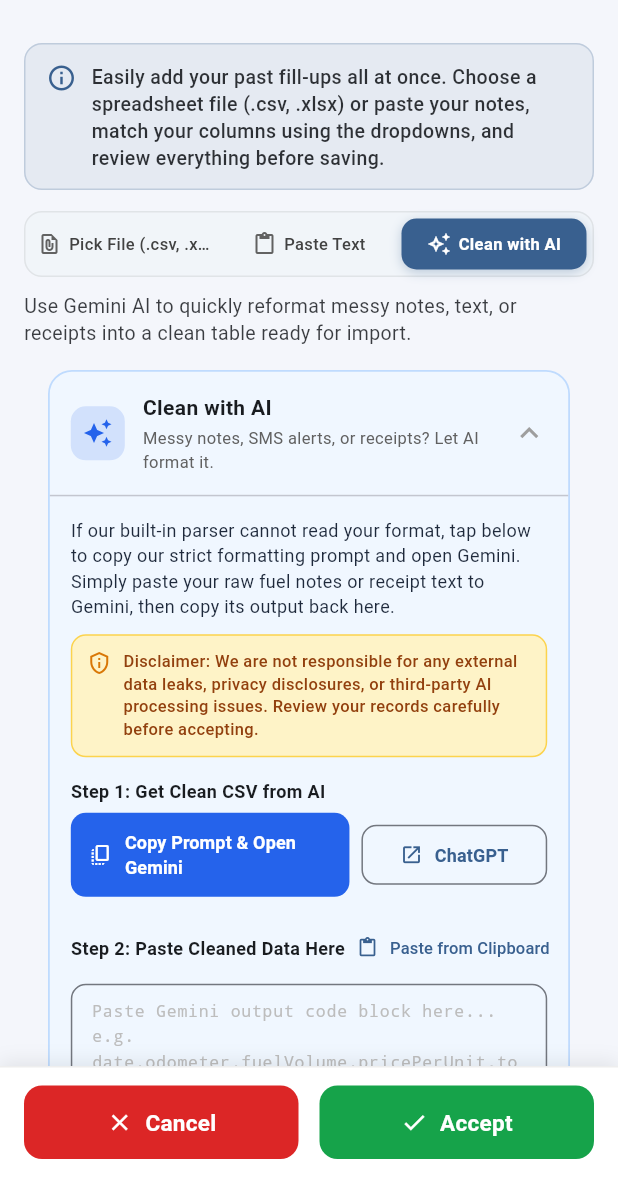
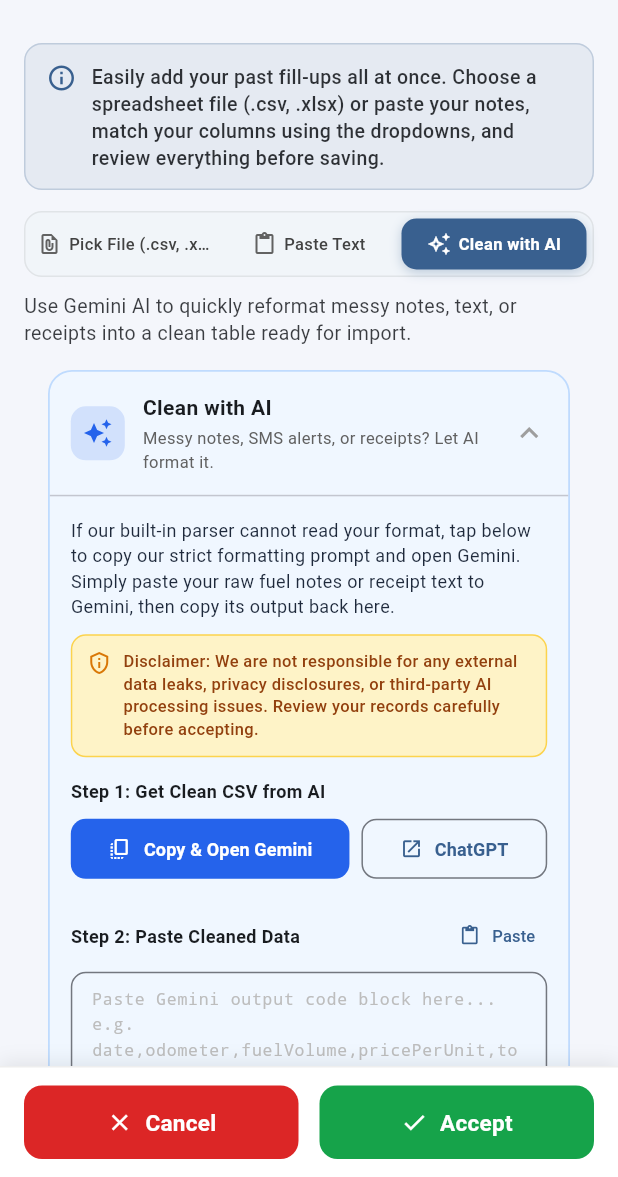
Before and after one commit to Aktron16/FuelRecordApp, a Flutter app: the ImportPreviewScreen screen opened directly with empty values, after a tap on "Paste Text", after a tap on "Clean with AI", on a phone screen of 412 x 824 dp, the part 59-1236 px from its top. Run offline on Flutter 3.47's test engine with Material 3 defaults, Android fonts, the phone set to English and light mode, and no system bars; our stand-ins replace csv, file_picker, fl_chart, image_picker, shared_preferences; missing offline and left inert: excel; accounts and stored records are empty.

Commit message:
release: v1.1.3 - fix layout overflow exceptions, beautify license, and enhance responsiveness

```diff
--- a/fuel_records/lib/screens/add_edit_vehicle_sheet.dart
+++ b/fuel_records/lib/screens/add_edit_vehicle_sheet.dart
@@ -741,13 +741,14 @@ class _AddEditVehicleSheetState extends State<AddEditVehicleSheet> {
                 // Fuel Grade / Type Selector
                 DropdownButtonFormField<String>(
                   value: _fuelTypes.contains(_selectedFuelType) ? _selectedFuelType : _fuelTypes.first,
+                  isExpanded: true,
                   decoration: InputDecoration(
                     labelText: 'Default Fuel Grade',
                     prefixIcon: const Icon(Icons.local_gas_station),
                     border: OutlineInputBorder(borderRadius: BorderRadius.circular(12)),
                     filled: true,
                   ),
-                  items: _fuelTypes.map((t) => DropdownMenuItem(value: t, child: Text(t))).toList(),
+                  items: _fuelTypes.map((t) => DropdownMenuItem(value: t, child: Text(t, overflow: TextOverflow.ellipsis))).toList(),
                   onChanged: (val) {
                     if (val != null) setState(() => _selectedFuelType = val);
                   },
--- a/fuel_records/lib/screens/import_preview_screen.dart
+++ b/fuel_records/lib/screens/import_preview_screen.dart
@@ -288,6 +288,7 @@ class _ImportPreviewScreenState extends State<ImportPreviewScreen> {
                   const SizedBox(height: 8),
                   DropdownButtonFormField<String>(
                     value: selectedGrade,
+                    isExpanded: true,
                     decoration: const InputDecoration(labelText: 'Fuel Grade', isDense: true),
                     items: const [
                       'Regular (87)',
@@ -297,7 +298,7 @@ class _ImportPreviewScreenState extends State<ImportPreviewScreen> {
                       'Super (98)',
                       'Diesel',
                       'E85'
-                    ].map((g) => DropdownMenuItem(value: g, child: Text(g, style: const TextStyle(fontSize: 13)))).toList(),
+                    ].map((g) => DropdownMenuItem(value: g, child: Text(g, style: const TextStyle(fontSize: 13), overflow: TextOverflow.ellipsis))).toList(),
                     onChanged: (val) {
                       if (val != null) setDialogState(() => selectedGrade = val);
                     },
--- a/fuel_records/lib/screens/services_screen.dart
+++ b/fuel_records/lib/screens/services_screen.dart
@@ -445,12 +445,13 @@ class _AddEditServiceModalState extends State<_AddEditServiceModal> {
               // Service Type Dropdown
               DropdownButtonFormField<String>(
                 value: _serviceType,
+                isExpanded: true,
                 decoration: InputDecoration(
                   labelText: 'Service Type / Category',
                   border: OutlineInputBorder(borderRadius: BorderRadius.circular(14)),
                   filled: true,
                 ),
-                items: _servicePresets.map((p) => DropdownMenuItem(value: p, child: Text(p, style: const TextStyle(fontSize: 13)))).toList(),
+                items: _servicePresets.map((p) => DropdownMenuItem(value: p, child: Text(p, style: const TextStyle(fontSize: 13), overflow: TextOverflow.ellipsis))).toList(),
                 onChanged: (val) {
                   if (val != null) setState(() => _serviceType = val);
                 },
--- a/fuel_records/lib/widgets/gemini_fallback_card.dart
+++ b/fuel_records/lib/widgets/gemini_fallback_card.dart
@@ -179,13 +179,9 @@ class _GeminiFallbackCardState extends State<GeminiFallbackCard> {
                     child: Column(
                       crossAxisAlignment: CrossAxisAlignment.start,
                       children: [
-                        Row(
-                          children: [
                         const Text(
                           'Clean with AI',
                           style: TextStyle(fontWeight: FontWeight.bold, fontSize: 14),
-                            ),
-                          ],
                         ),
                         const SizedBox(height: 2),
                         Text(
@@ -262,7 +258,45 @@ class _GeminiFallbackCardState extends State<GeminiFallbackCard> {
                     style: TextStyle(fontWeight: FontWeight.bold, fontSize: 12),
                   ),
                   const SizedBox(height: 6),
-                  Row(
+                  LayoutBuilder(
+                    builder: (context, constraints) {
+                      final isNarrow = constraints.maxWidth < 290;
+                      if (isNarrow) {
+                        return Column(
+                          crossAxisAlignment: CrossAxisAlignment.stretch,
+                          children: [
+                            FilledButton.icon(
+                              style: FilledButton.styleFrom(
+                                backgroundColor: const Color(0xFF2563EB),
+                                foregroundColor: Colors.white,
+                                padding: const EdgeInsets.symmetric(vertical: 11, horizontal: 12),
+                                shape: RoundedRectangleBorder(borderRadius: BorderRadius.circular(10)),
+                              ),
+                              onPressed: () => _copyPromptAndOpenGemini(context),
+                              icon: const Icon(Icons.copy_all, size: 16),
+                              label: const Text(
+                                'Copy & Open Gemini',
+                                style: TextStyle(fontSize: 12, fontWeight: FontWeight.bold),
+                              ),
+                            ),
+                            const SizedBox(height: 8),
+                            OutlinedButton.icon(
+                              style: OutlinedButton.styleFrom(
+                                padding: const EdgeInsets.symmetric(vertical: 11, horizontal: 8),
+                                shape: RoundedRectangleBorder(borderRadius: BorderRadius.circular(10)),
+                              ),
+                              onPressed: () => _openChatGpt(context),
+                              icon: const Icon(Icons.open_in_new, size: 15),
+                              label: const Text(
+                                'ChatGPT',
+                                style: TextStyle(fontSize: 12, fontWeight: FontWeight.bold),
+                              ),
+                            ),
+                          ],
+                        );
+                      }
+
+                      return Row(
                         children: [
                           Expanded(
                             flex: 3,
@@ -275,9 +309,12 @@ class _GeminiFallbackCardState extends State<GeminiFallbackCard> {
                               ),
                               onPressed: () => _copyPromptAndOpenGemini(context),
                               icon: const Icon(Icons.copy_all, size: 16),
-                          label: const Text(
-                            'Copy Prompt & Open Gemini',
+                              label: const FittedBox(
+                                fit: BoxFit.scaleDown,
+                                child: Text(
+                                  'Copy & Open Gemini',
                                   style: TextStyle(fontSize: 12, fontWeight: FontWeight.bold),
+                                ),
                               ),
                             ),
                           ),
@@ -291,13 +328,18 @@ class _GeminiFallbackCardState extends State<GeminiFallbackCard> {
                               ),
                               onPressed: () => _openChatGpt(context),
                               icon: const Icon(Icons.open_in_new, size: 15),
-                          label: const Text(
+                              label: const FittedBox(
+                                fit: BoxFit.scaleDown,
+                                child: Text(
                                   'ChatGPT',
                                   style: TextStyle(fontSize: 12, fontWeight: FontWeight.bold),
                                 ),
                               ),
                             ),
+                          ),
                         ],
+                      );
+                    },
                   ),
 
                   const SizedBox(height: 14),
@@ -306,18 +348,25 @@ class _GeminiFallbackCardState extends State<GeminiFallbackCard> {
                   Row(
                     mainAxisAlignment: MainAxisAlignment.spaceBetween,
                     children: [
-                      const Text(
-                        'Step 2: Paste Cleaned Data Here',
+                      const Expanded(
+                        child: Text(
+                          'Step 2: Paste Cleaned Data',
                           style: TextStyle(fontWeight: FontWeight.bold, fontSize: 12),
+                          overflow: TextOverflow.ellipsis,
                         ),
-                      TextButton.icon(
+                      ),
+                      const SizedBox(width: 8),
+                      Tooltip(
+                        message: 'Paste from Clipboard',
+                        child: TextButton.icon(
                           style: TextButton.styleFrom(
                             visualDensity: VisualDensity.compact,
                             padding: const EdgeInsets.symmetric(horizontal: 8),
                           ),
                           onPressed: _pasteFromClipboard,
                           icon: const Icon(Icons.paste, size: 14),
-                        label: const Text('Paste from Clipboard', style: TextStyle(fontSize: 11)),
+                          label: const Text('Paste', style: TextStyle(fontSize: 11)),
+                        ),
                       ),
                     ],
                   ),
--- a/fuel_records/pubspec.yaml
+++ b/fuel_records/pubspec.yaml
@@ -16,7 +16,7 @@ publish_to: 'none' # Remove this line if you wish to publish to pub.dev
 # https://developer.apple.com/library/archive/documentation/General/Reference/InfoPlistKeyReference/Articles/CoreFoundationKeys.html
 # In Windows, build-name is used as the major, minor, and patch parts
 # of the product and file versions while build-number is used as the build suffix.
-version: 1.1.2+6
+version: 1.1.3+7
 
 environment:
   sdk: ^3.13.5
```
Also changed, not shown: fuel_records/lib/screens/settings_screen.dart (+33 -21 lines), 7 other files. Lines whose indentation alone changed are shown as unchanged.
